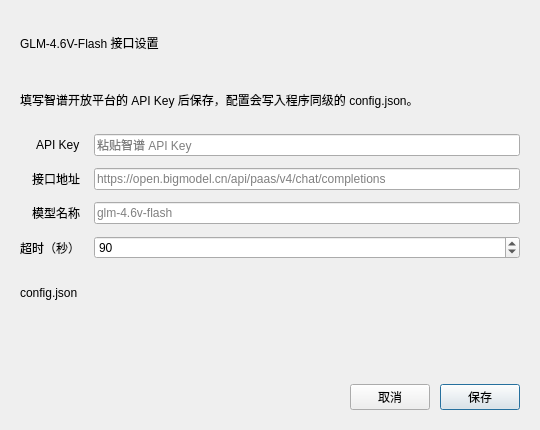
Before: the Qt Designer form ui/SettingsDialog.ui in 2009Penguin/DiziTabForge, drawn with Qt 5.
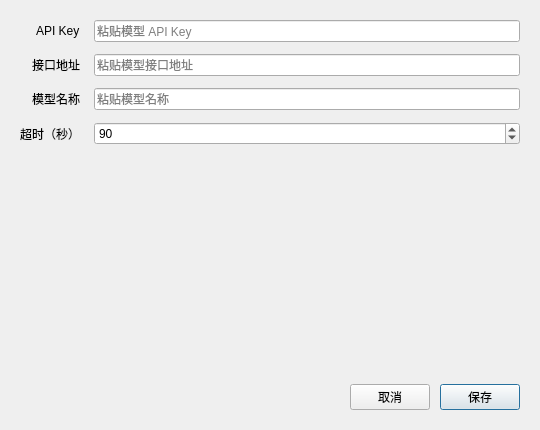
After: the same form once the commit is applied.

Diff of the .ui file:
```diff
--- a/ui/SettingsDialog.ui
+++ b/ui/SettingsDialog.ui
@@ -35,23 +35,6 @@
    <property name="bottomMargin">
     <number>20</number>
    </property>
-   <item>
-    <widget class="QLabel" name="headingLabel">
-     <property name="text">
-      <string>GLM-4.6V-Flash 接口设置</string>
-     </property>
-    </widget>
-   </item>
-   <item>
-    <widget class="QLabel" name="hintLabel">
-     <property name="wordWrap">
-      <bool>true</bool>
-     </property>
-     <property name="text">
-      <string>填写智谱开放平台的 API Key 后保存，配置会写入程序同级的 config.json。</string>
-     </property>
-    </widget>
-   </item>
    <item>
     <layout class="QFormLayout" name="formLayout">
      <property name="horizontalSpacing">
@@ -76,7 +59,7 @@
         <enum>QLineEdit::Password</enum>
        </property>
        <property name="placeholderText">
-        <string>粘贴智谱 API Key</string>
+        <string>粘贴模型 API Key</string>
        </property>
       </widget>
      </item>
@@ -90,7 +73,7 @@
      <item row="1" column="1">
       <widget class="QLineEdit" name="endpointEdit">
        <property name="placeholderText">
-        <string>https://open.bigmodel.cn/api/paas/v4/chat/completions</string>
+        <string>粘贴模型接口地址</string>
        </property>
       </widget>
      </item>
@@ -104,7 +87,7 @@
      <item row="2" column="1">
       <widget class="QLineEdit" name="modelEdit">
        <property name="placeholderText">
-        <string>glm-4.6v-flash</string>
+        <string>粘贴模型名称</string>
        </property>
       </widget>
      </item>
@@ -130,13 +113,6 @@
      </item>
     </layout>
    </item>
-   <item>
-    <widget class="QLabel" name="pathLabel">
-     <property name="text">
-      <string>config.json</string>
-     </property>
-    </widget>
-   </item>
    <item>
     <widget class="QLabel" name="statusLabel">
      <property name="wordWrap">
```
Left out of the diff: 17 changed lines with no effect on the pictures.
